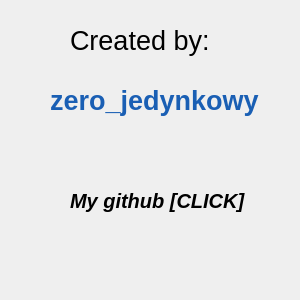
The window that tictactoe/aboutMessage.ui (zero-jedynkowy/simple_tic_tac_toe) describes before a commit, drawn with Qt 5.
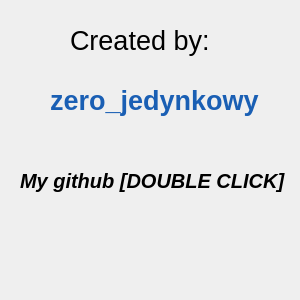
The same window after the commit.

```diff
--- a/tictactoe/aboutMessage.ui
+++ b/tictactoe/aboutMessage.ui
@@ -167,9 +167,9 @@
   <widget class="QLabel" name="label">
    <property name="geometry">
     <rect>
-     <x>70</x>
-     <y>180</y>
-     <width>181</width>
+     <x>20</x>
+     <y>160</y>
+     <width>271</width>
      <height>41</height>
     </rect>
    </property>
@@ -182,7 +182,7 @@
     </font>
    </property>
    <property name="text">
-    <string>My github [CLICK]</string>
+    <string>My github [DOUBLE CLICK]</string>
    </property>
    <property name="openExternalLinks">
     <bool>true</bool>
```
Left out of the diff: 6 changed lines with no effect on the pictures.
